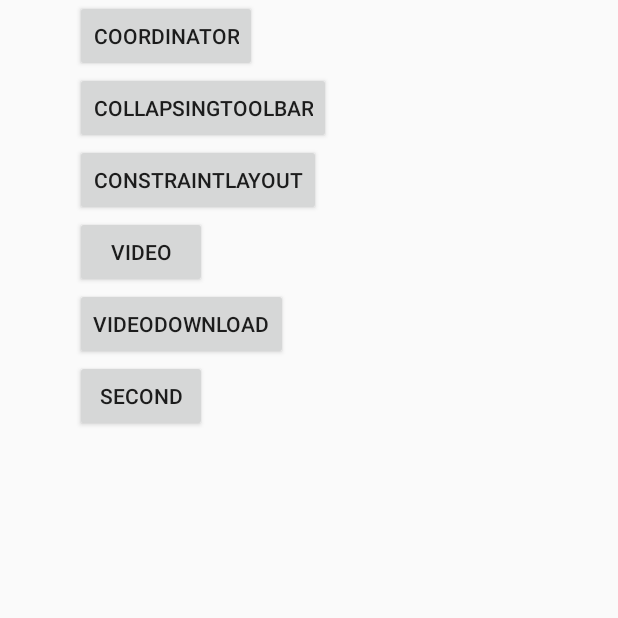
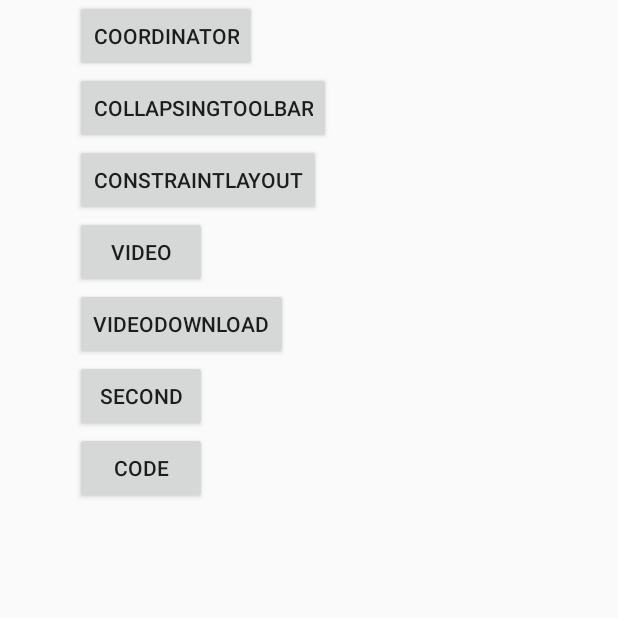
Before and after one commit to pengnix/studydemo, an Android app: the screen it shows after launch (MainActivity), on a phone screen of 412 x 824 dp, the top half of it. Run offline under Robolectric (Android 15) with nearby library versions, the phone set to English and light mode, and no system bars.

Commit message:
界面修改

```diff
--- a/project/app/src/main/AndroidManifest.xml
+++ b/project/app/src/main/AndroidManifest.xml
@@ -28,6 +28,8 @@
         <activity android:name=".activity.MediaPlayerActivity" />
         <activity android:name=".activity.VideoShowAfterDownloadActivity" />
         <activity android:name=".activity.SecondListActivity" />
+        <activity android:name=".activity.VerficationCodeActivity" />
+
     </application>
 
 </manifest>
--- a/project/app/src/main/java/com/study/pengnix/ok/MainActivity.java
+++ b/project/app/src/main/java/com/study/pengnix/ok/MainActivity.java
@@ -10,6 +10,7 @@ import com.study.pengnix.ok.activity.ConstraintLayoutDemoActivity;
 import com.study.pengnix.ok.activity.CoordinatorLayoutDemoActivity;
 import com.study.pengnix.ok.activity.MediaPlayerActivity;
 import com.study.pengnix.ok.activity.SecondListActivity;
+import com.study.pengnix.ok.activity.VerficationCodeActivity;
 import com.study.pengnix.ok.activity.VideoActivity;
 import com.study.pengnix.ok.activity.VideoShowAfterDownloadActivity;
 
@@ -32,6 +33,7 @@ public class MainActivity extends AppCompatActivity implements View.OnClickListe
         findViewById(R.id.jump2_video_layout_demo).setOnClickListener(this);
         findViewById(R.id.jump2_video_download_layout_demo).setOnClickListener(this);
         findViewById(R.id.jump2_second_layout_demo).setOnClickListener(this);
+        findViewById(R.id.jump2_code_layout_demo).setOnClickListener(this);
     }
 
     @Override
@@ -51,6 +53,8 @@ public class MainActivity extends AppCompatActivity implements View.OnClickListe
                 intent = new Intent(MainActivity.this, VideoShowAfterDownloadActivity.class);
             case R.id.jump2_second_layout_demo:
                 intent = new Intent(MainActivity.this, SecondListActivity.class);
+            case R.id.jump2_code_layout_demo:
+                intent = new Intent(MainActivity.this, VerficationCodeActivity.class);
         }
         startActivity(intent);
     }
--- a/project/app/src/main/res/layout/activity_main.xml
+++ b/project/app/src/main/res/layout/activity_main.xml
@@ -44,6 +44,11 @@
             android:layout_width="wrap_content"
             android:layout_height="wrap_content"
             android:text="@string/jump_to_second_layout" />
+        <Button
+            android:id="@+id/jump2_code_layout_demo"
+            android:layout_width="wrap_content"
+            android:layout_height="wrap_content"
+            android:text="@string/jump_to_code_layout" />
     </LinearLayout>
 
 
--- a/project/app/src/main/res/values/strings.xml
+++ b/project/app/src/main/res/values/strings.xml
@@ -15,4 +15,6 @@
     <string name="jump_to_video_layout">Video</string>
     <string name="jump_to_video_download_layout">VideoDownload</string>
     <string name="jump_to_second_layout">Second</string>
+    <string name="jump_to_code_layout">code</string>
+
 </resources>
```
Also changed, not shown: project/app/src/main/java/com/study/pengnix/ok/activity/VerficationCodeActivity.java (added, +36 -0 lines), project/app/src/main/res/drawable/edit_cursor_shape_new.xml (added, +7 -0 lines), project/app/src/main/res/layout/activity_code_demo.xml (added, +26 -0 lines).
